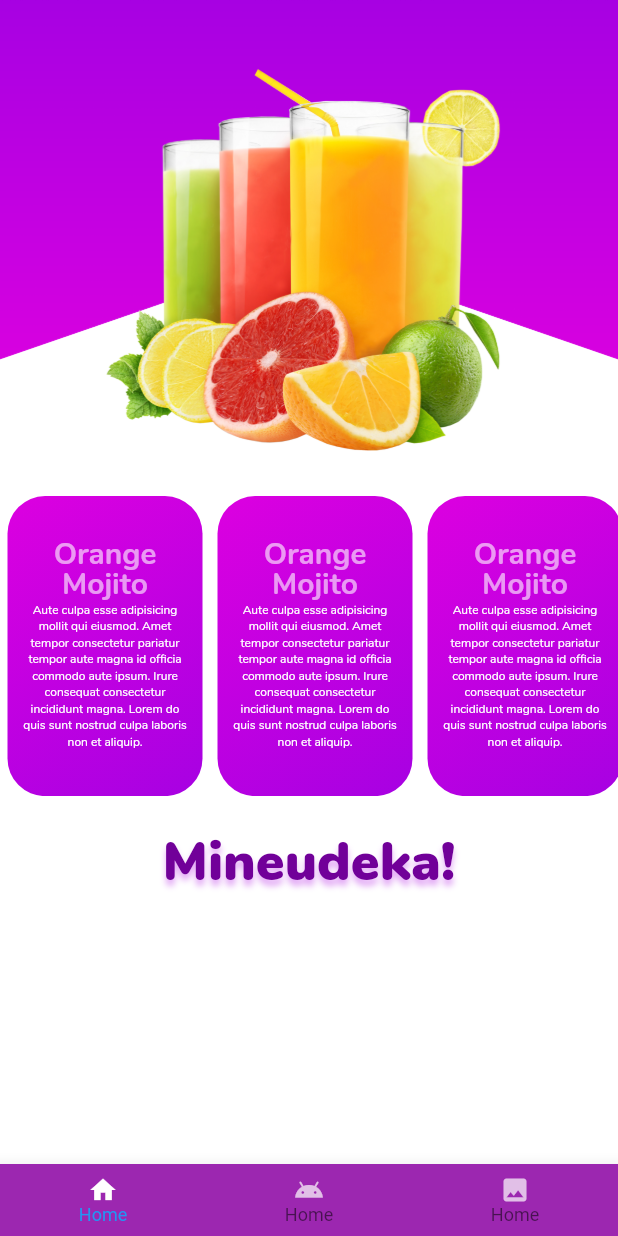
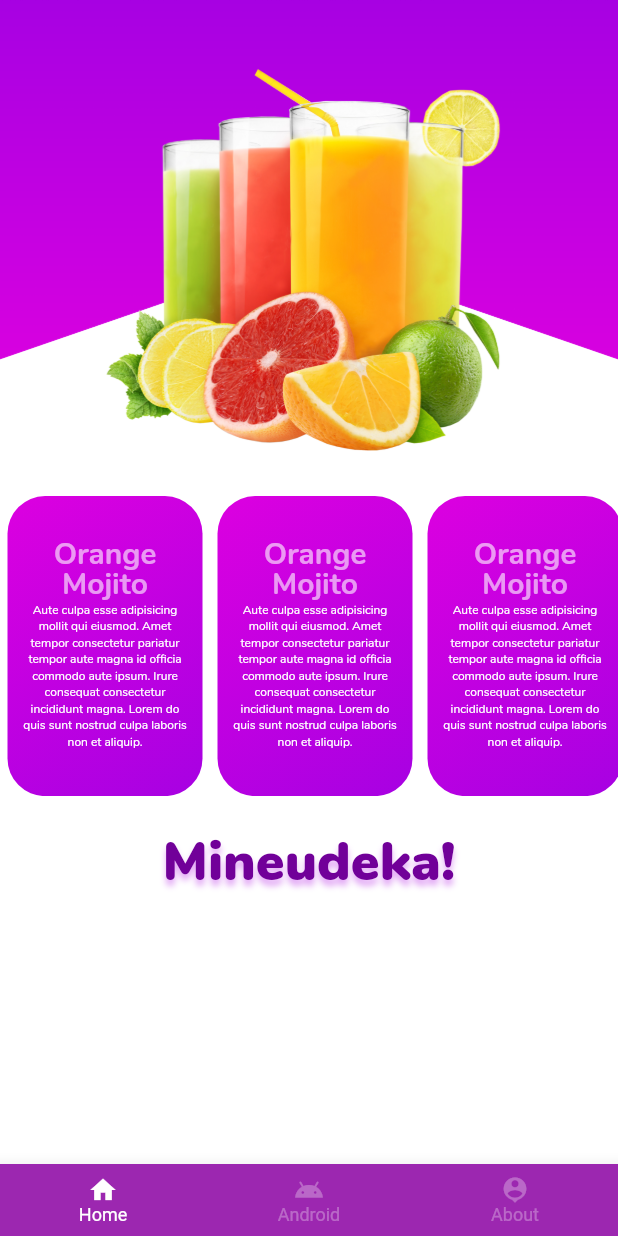
Before and after one commit to ffaradyc/mineudeka, a Flutter app: the Ingredients screen opened directly, on a phone screen of 412 x 824 dp. Run offline on Flutter 3.47's test engine with Material 2 defaults, Android fonts, the phone set to English and light mode, and no system bars; our stand-ins replace flare_flutter.

Commit message:
edit routing on main.dart, edit ingredients.dart from stless to sfull, add about.dart and android.dart(dummyPages)

```diff
--- a/lib/main.dart
+++ b/lib/main.dart
@@ -1,17 +1,13 @@
 import 'package:flutter/material.dart';
-import './splash/splash.dart';
+import 'package:mineudeka/splash/splash.dart';
+import 'package:mineudeka/main/ingredients.dart';
+import 'package:mineudeka/main/about.dart';
 
-
-void main() => runApp(Mineudeka());
-
-class Mineudeka extends StatelessWidget {
-  const Mineudeka({Key key}) : super(key: key);
-
-  @override
-  Widget build(BuildContext context) {
-    return MaterialApp(
-
-      home: Splash(),
-    );
-  }
-}
+void main() => runApp(MaterialApp(
+  initialRoute: '/',
+  routes: {
+    '/' : (context) => Splash(),
+    'home' : (context) => Ingredients(),
+    'about' : (context) => About(),
+  },
+));
--- /dev/null
+++ b/lib/main/about.dart
@@ -0,0 +1,10 @@
+import 'package:flutter/material.dart';
+
+class About extends StatelessWidget {
+  @override
+  Widget build(BuildContext context) {
+    return Center(
+      child: Text('About'),
+    );
+  }
+}
--- /dev/null
+++ b/lib/main/android.dart
@@ -0,0 +1,10 @@
+import 'package:flutter/material.dart';
+
+class Android extends StatelessWidget {
+  @override
+  Widget build(BuildContext context) {
+    return Center(
+      child: Text('Android'),
+    );
+  }
+}
--- a/lib/main/ingredients.dart
+++ b/lib/main/ingredients.dart
@@ -1,13 +1,73 @@
 import 'package:flutter/material.dart';
+import 'package:mineudeka/main/android.dart';
+import 'package:mineudeka/main/about.dart';
 
-class Ingredients extends StatelessWidget {
+class Ingredients extends StatefulWidget {
   const Ingredients({Key key}) : super(key: key);
+
+  @override
+  _IngredientsState createState() => _IngredientsState();
+}
+
+class _IngredientsState extends State<Ingredients> {
+  int _currentIndex = 0;
+
+  // ignore: missing_return, non_constant_identifier_names
+  Widget CallPage(int currentIndex){
+    switch(currentIndex){
+      case 0: return Home();
+      case 1: return Android();
+      case 2: return About();
+      break;
+      default: return Home();
+    }
+  }
 
   @override
   Widget build(BuildContext context) {
     return Scaffold(
       backgroundColor: Colors.white,
-      body: Column(
+      body: CallPage(_currentIndex),
+      bottomNavigationBar: SizedBox(
+        height: 48.0,
+        child: BottomNavigationBar(
+          iconSize: 20,
+          elevation: 10.0,
+          selectedFontSize: 12,
+          unselectedFontSize: 12,
+          backgroundColor: Colors.purple,
+          currentIndex: _currentIndex,
+          onTap: (value){
+            _currentIndex = value;
+            setState(() {
+            });
+          },
+          selectedItemColor: Colors.white,
+          unselectedItemColor: Colors.white30,
+          items: const <BottomNavigationBarItem>[
+            BottomNavigationBarItem(
+              icon: Icon(Icons.home),
+              title: Text('Home'),
+            ),
+            BottomNavigationBarItem(
+              icon: Icon(Icons.android),
+              title: Text('Android'),
+            ),
+            BottomNavigationBarItem(
+              icon: Icon(Icons.person_pin),
+              title: Text('About'),
+            ),
+          ],
+        ),
+      ),
+    );
+  }
+}
+
+class Home extends StatelessWidget {
+  @override
+  Widget build(BuildContext context) {
+    return Column(
       mainAxisAlignment: MainAxisAlignment.start,
       children: <Widget>[
         Image(
@@ -54,34 +114,10 @@ class Ingredients extends StatelessWidget {
           ),
         ),
       ],
-      ),
-      bottomNavigationBar: SizedBox(
-        height: 48.0,
-        child: BottomNavigationBar(
-          iconSize: 20,
-          elevation: 10.0,
-          selectedFontSize: 12,
-          unselectedFontSize: 12,
-          backgroundColor: Colors.purple,
-          items: const <BottomNavigationBarItem>[
-            BottomNavigationBarItem(
-              icon: Icon(Icons.home, color: Colors.white),
-              title: Text('Home', style: TextStyle(color: Colors.white)),
-            ),
-            BottomNavigationBarItem(
-              icon: Icon(Icons.android, color: Colors.white70),
-              title: Text('Home', style: TextStyle(color: Colors.white70)),
-            ),
-            BottomNavigationBarItem(
-              icon: Icon(Icons.photo, color: Colors.white70),
-              title: Text('Home', style: TextStyle(color: Colors.white70)),
-            ),
-          ],
-        ),
-      ),
     );
   }
 }
+
 
 class IngredientsList extends StatelessWidget {
   const IngredientsList({Key key}) : super(key: key);
--- a/lib/splash/splash.dart
+++ b/lib/splash/splash.dart
@@ -1,6 +1,6 @@
 import 'package:flutter/material.dart';
 import 'package:flare_flutter/flare_actor.dart';
-import '../main/ingredients.dart';
+import 'package:mineudeka/main/ingredients.dart';
 
 class Splash extends StatelessWidget {
   const Splash({Key key}) : super(key: key);
```
Also changed, not shown: 1 other file. Lines whose indentation alone changed are shown as unchanged.
